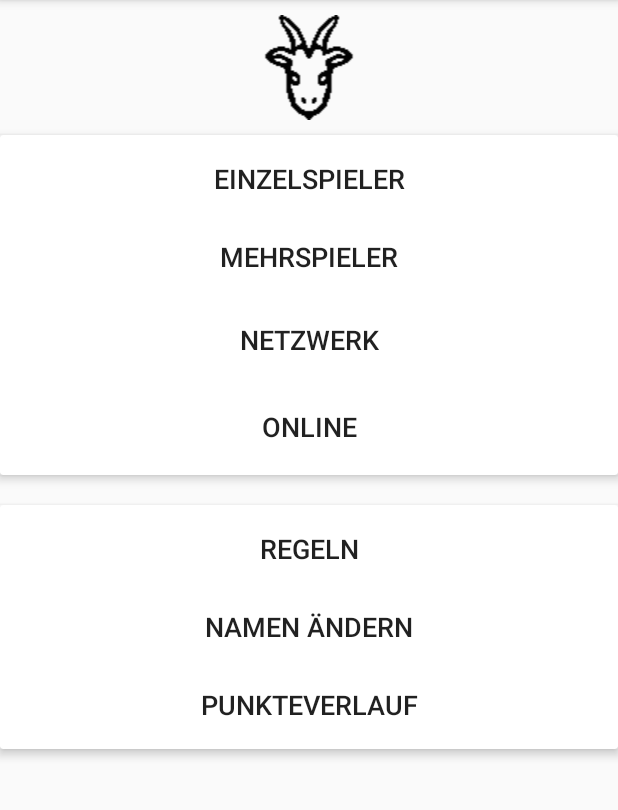
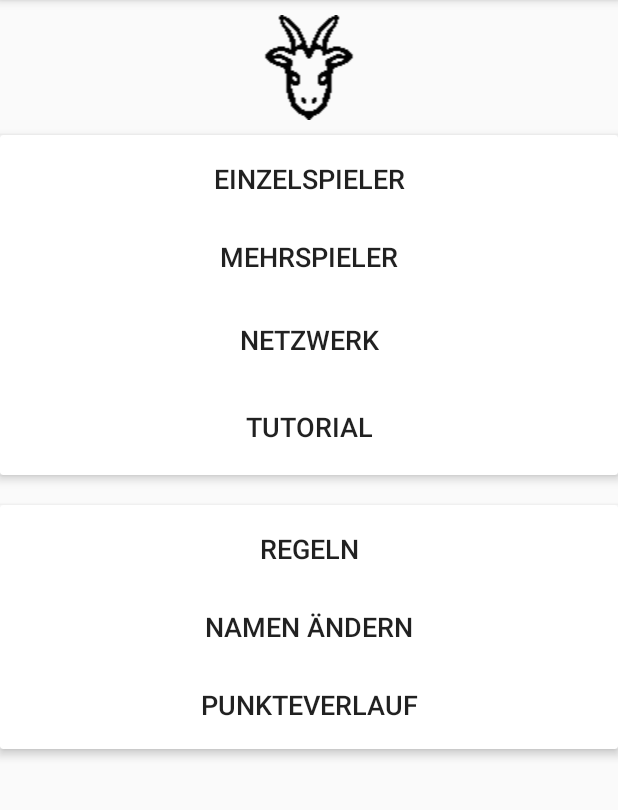
Before and after one commit to MoritzLi/ZickZackZiege, an Android app: the screen it shows after launch (MainActivity), on a phone screen of 412 x 824 dp, the part 168-978 px from its top. Run offline under Robolectric (Android 15) with nearby library versions, the phone set to English and light mode, and no system bars.

Commit message:
Online durch Tutorial ersetzt

```diff
--- a/App/app/src/main/java/com/example/user/zzzmitview/activity/SpielfeldActivity.java
+++ b/App/app/src/main/java/com/example/user/zzzmitview/activity/SpielfeldActivity.java
@@ -92,9 +92,6 @@ public class SpielfeldActivity extends AppCompatActivity implements SpielListene
             case NETZWERK_LOKAL:
                 NetzwerkDialog netzwerkDialog = new NetzwerkDialog(this, this);
                 netzwerkDialog.show();
-                break;
-
-            case ONLINE:
                 break;
         }
 
@@ -274,9 +271,6 @@ public class SpielfeldActivity extends AppCompatActivity implements SpielListene
             case NETZWERK_LOKAL:
                 setContentView(R.layout.activity_spielfeld_netzwerk);
                 break;
-
-            case ONLINE:
-                break;
         }
     }
 }
--- a/App/app/src/main/java/com/example/user/zzzmitview/utility/Spielmodus.java
+++ b/App/app/src/main/java/com/example/user/zzzmitview/utility/Spielmodus.java
@@ -1,5 +1,5 @@
 package com.example.user.zzzmitview.utility;
 
 public enum Spielmodus {
-    EINZELSPIELER, MEHRSPIELER, NETZWERK_LOKAL, ONLINE
+    EINZELSPIELER, MEHRSPIELER, NETZWERK_LOKAL
 }
--- a/App/app/src/main/res/layout/activity_main.xml
+++ b/App/app/src/main/res/layout/activity_main.xml
@@ -85,12 +85,12 @@
                         android:textSize="18sp"/>
 
                     <Button
-                        android:id="@+id/online"
+                        android:id="@+id/tutorial"
                         style="@style/Widget.AppCompat.Button.ButtonBar.AlertDialog"
                         android:layout_width="match_parent"
                         android:layout_height="wrap_content"
                         android:layout_marginTop="4dp"
-                        android:text="Online"
+                        android:text="Tutorial"
                         android:textAppearance="@style/TextAppearance.AppCompat.Button"
                         android:textColorLink="@android:color/holo_blue_dark"
                         android:textSize="18sp"/>
```
Also changed, not shown: App/app/src/main/java/com/example/user/zzzmitview/activity/MainActivity.java (+1 -17 lines).
